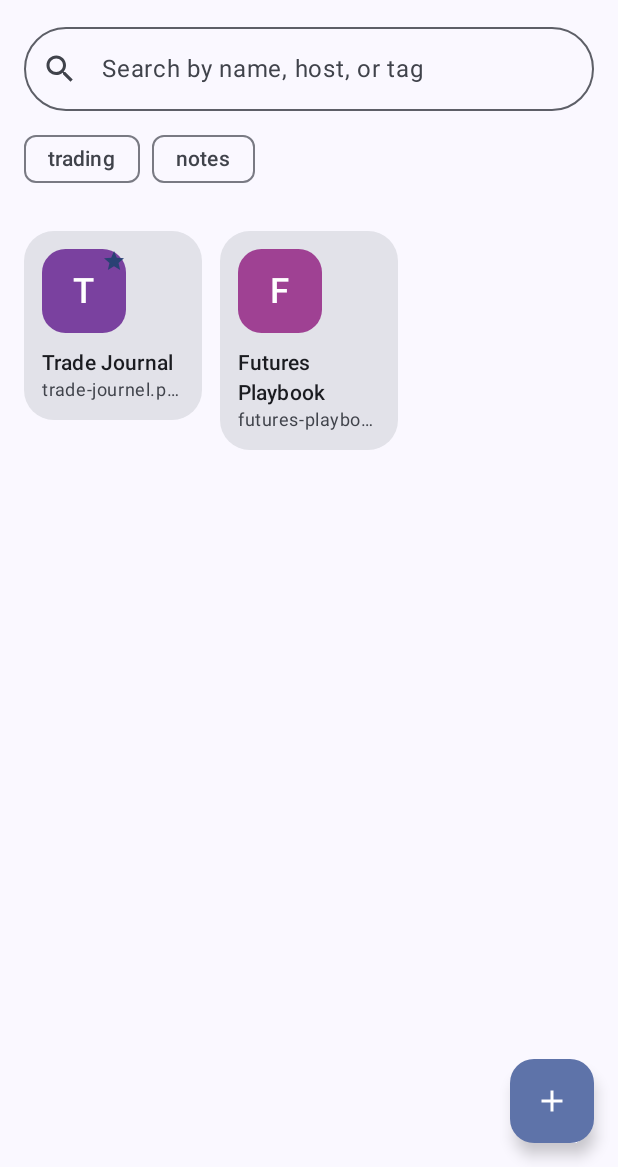
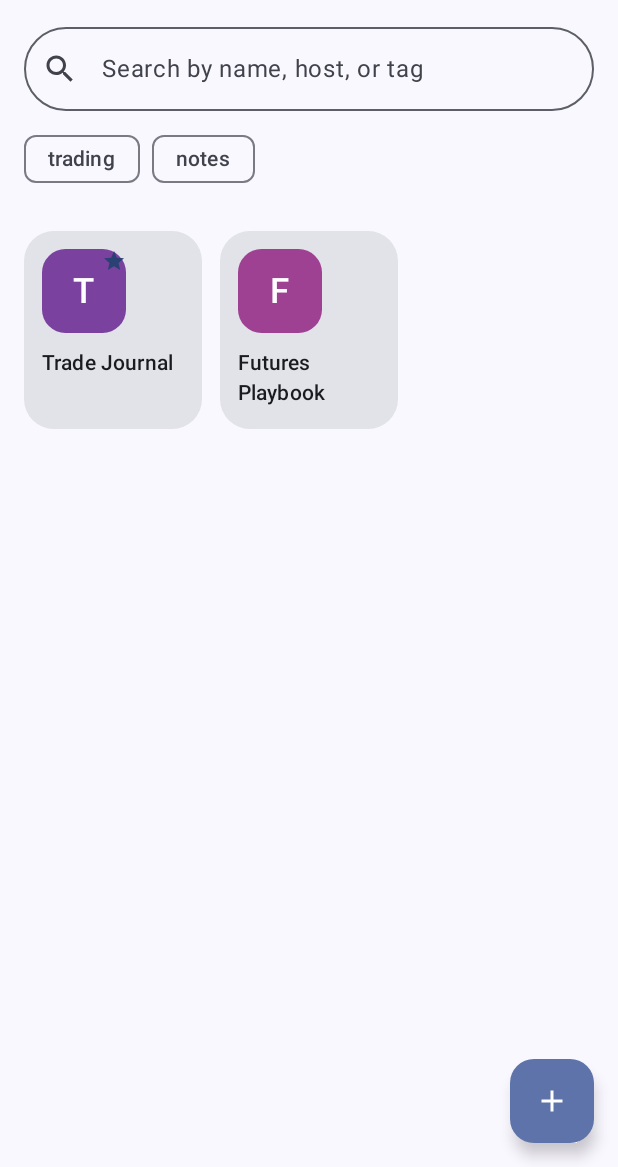
Before and after one commit to immodi/web-dock, an Android app built with Jetpack Compose: the @Preview function HomeScreenPreview, on a phone screen of 412 x 824 dp, the part 69-1236 px from its top. Run offline under Robolectric (Android 15) with nearby library versions, the phone set to English and light mode, and no system bars; our stand-ins replace Room's generated code; pictures from the network do not load.

Commit message:
fix: equal-size home cards without URLs and top-only pull-to-refresh

```diff
--- a/app/src/main/java/com/immodi/webdock/ui/home/HomeScreen.kt
+++ b/app/src/main/java/com/immodi/webdock/ui/home/HomeScreen.kt
@@ -537,6 +537,7 @@ private fun WebAppGridCard(
     Card(
         modifier = Modifier
             .fillMaxWidth()
+            .height(132.dp)
             .onGloballyPositioned { coordinates ->
                 reorderState.bounds[app.id] = Rect(
                     offset = coordinates.localToRoot(Offset.Zero),
@@ -593,13 +594,6 @@ private fun WebAppGridCard(
                 text = app.name,
                 style = MaterialTheme.typography.titleSmall,
                 maxLines = 2,
-                overflow = TextOverflow.Ellipsis,
-            )
-            Text(
-                text = hostLabel(app.url),
-                style = MaterialTheme.typography.bodySmall,
-                color = MaterialTheme.colorScheme.onSurfaceVariant,
-                maxLines = 1,
                 overflow = TextOverflow.Ellipsis,
             )
         }
@@ -667,21 +661,13 @@ private fun WebAppListRow(
                 iconFile = app.iconFile,
                 size = 48.dp,
             )
-            Column(modifier = Modifier.weight(1f)) {
             Text(
                 text = app.name,
                 style = MaterialTheme.typography.titleMedium,
                 maxLines = 1,
                 overflow = TextOverflow.Ellipsis,
+                modifier = Modifier.weight(1f),
             )
-                Text(
-                    text = hostLabel(app.url),
-                    style = MaterialTheme.typography.bodySmall,
-                    color = MaterialTheme.colorScheme.onSurfaceVariant,
-                    maxLines = 1,
-                    overflow = TextOverflow.Ellipsis,
-                )
-            }
             if (app.pinned) {
                 Icon(
                     Icons.Default.Star,
--- a/app/src/main/java/com/immodi/webdock/webview/WebAppActivity.kt
+++ b/app/src/main/java/com/immodi/webdock/webview/WebAppActivity.kt
@@ -362,6 +362,7 @@ class WebAppActivity : ComponentActivity() {
         return if (currentApp.settings.pullToRefresh) {
             SwipeRefreshLayout(context).apply {
                 swipeRefresh = this
+                setOnChildScrollUpCallback { _, _ -> view.canScrollVertically(-1) }
                 setOnRefreshListener { view.reload() }
                 addView(view, ViewGroup.LayoutParams.MATCH_PARENT, ViewGroup.LayoutParams.MATCH_PARENT)
             }
```
Lines whose indentation alone changed are shown as unchanged.
